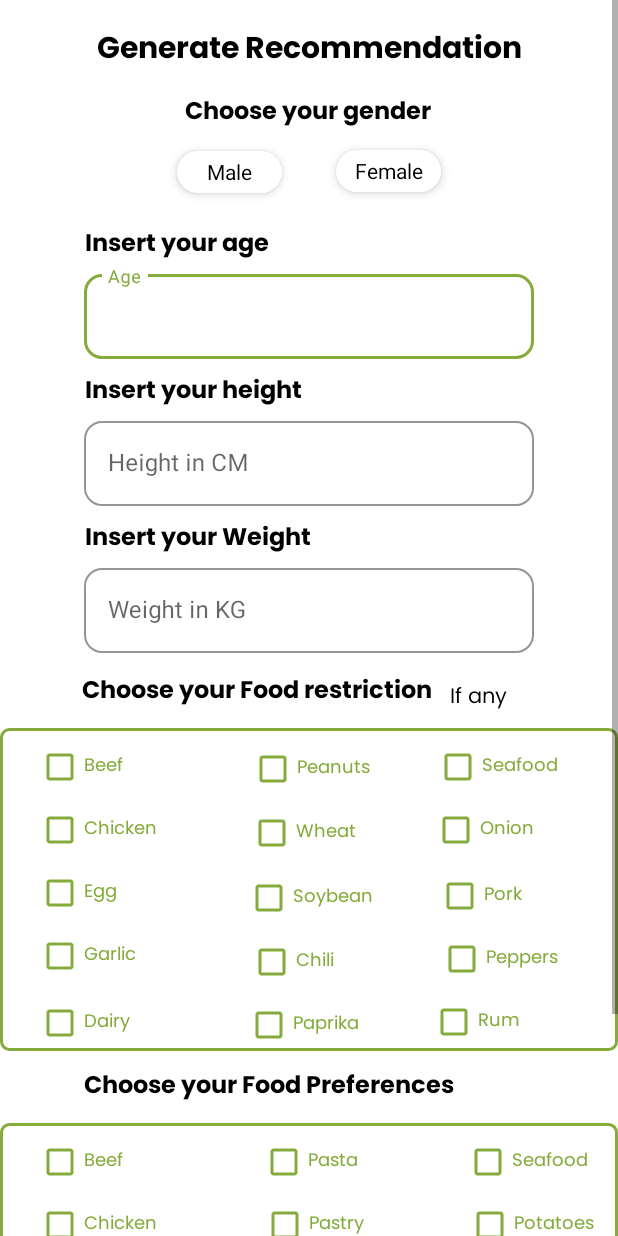
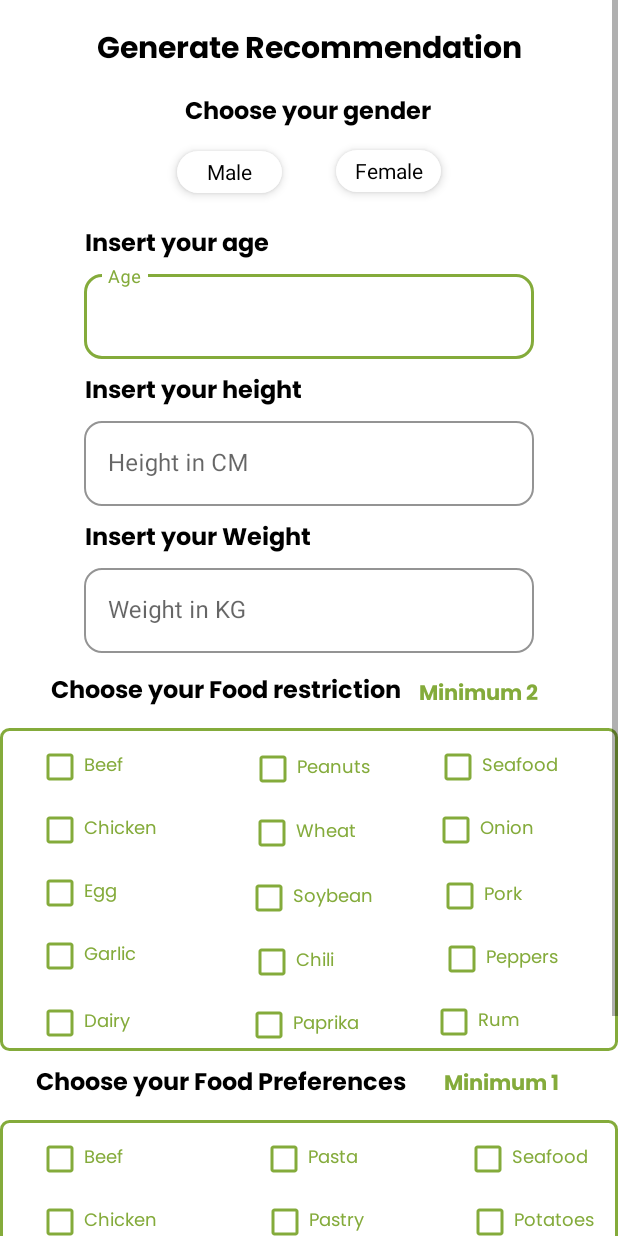
Before and after one commit to C23-PR539-NutriPlan/NutriPlanAndroid, an Android app: the MainMenu screen opened directly, with no data from a screen before it, after a tap on "Generate Recommendation", on a phone screen of 412 x 824 dp. Run offline under Robolectric (Android 15) with nearby library versions, the phone set to English and light mode, and no system bars.

Commit message:
Post Form User Done with all post null handler and making landscape handler

```diff
--- a/app/src/main/java/com/example/nutriplan/api/ApiService.kt
+++ b/app/src/main/java/com/example/nutriplan/api/ApiService.kt
@@ -29,13 +29,13 @@ interface ApiService {
     @POST("user/form/{id}")
     suspend fun postProfile(
         @Path("id") id : String,
-        @Field("height") height: Int,
-        @Field("weight") weight: Int,
+        @Field("height") height: Int?,
+        @Field("weight") weight: Int?,
         @Field("weightGoal") weightGoal: Int,
         @Field("gender") gender: String,
-        @Field("age") age: Int,
+        @Field("age") age: Int?,
         @Field("bmi") bmi: Int,
-        @Field("allergies") allergies: List<String>,
-        @Field("preferences") preferences: List<String>,
+        @Field("allergies") allergies: List<String>?,
+        @Field("preferences") preferences: List<String>?,
     ): ProfilePostResponse
 }
--- /dev/null
+++ b/app/src/main/java/com/example/nutriplan/customview/EditInput.kt
@@ -0,0 +1,45 @@
+package com.example.nutriplan.customview
+
+import android.content.Context
+import android.text.Editable
+import android.text.TextWatcher
+import android.util.AttributeSet
+import androidx.appcompat.widget.AppCompatEditText
+import com.example.nutriplan.R
+
+class EditInput : AppCompatEditText {
+
+    constructor(context: Context) : super(context)
+
+    constructor(context: Context, attrs: AttributeSet) : super(context, attrs)
+
+    constructor(context: Context, attrs: AttributeSet, defStyleAttr: Int) : super(
+        context,
+        attrs,
+        defStyleAttr
+    )
+
+    init {
+        addTextChangedListener(object : TextWatcher {
+            override fun beforeTextChanged(p0: CharSequence?, p1: Int, p2: Int, p3: Int) {
+
+            }
+
+            override fun onTextChanged(p0: CharSequence?, p1: Int, p2: Int, p3: Int) {
+
+            }
+
+            override fun afterTextChanged(p0: Editable?) {
+                if(p0 != null && p0.length <= MIN_LENGTH){
+                    this@EditInput.error = this@EditInput.context.getString(R.string.invalidInput)
+                }
+            }
+
+        })
+    }
+    companion object {
+        private const val MIN_LENGTH = 0
+    }
+
+
+}
--- a/app/src/main/java/com/example/nutriplan/feature/form/FormViewModel.kt
+++ b/app/src/main/java/com/example/nutriplan/feature/form/FormViewModel.kt
@@ -11,6 +11,6 @@ class FormViewModel(private val repository: Repository): ViewModel() {
 
     fun getID() = repository.getID().asLiveData(Dispatchers.IO)
 
-    fun postProfile(id:String,height : Int,weight : Int, weightGoal : Int, gender:String,age : Int,bmi: Int,allergies : List<String>,preferences:List<String>) = repository.postProfile(id,height, weight, weightGoal, gender, age, bmi, allergies, preferences)
+    fun postProfile(id:String,height : Int?,weight : Int?, weightGoal : Int, gender:String,age : Int?,bmi: Int,allergies : List<String>,preferences:List<String>) = repository.postProfile(id,height, weight, weightGoal, gender, age, bmi, allergies, preferences)
 
 }
--- a/app/src/main/java/com/example/nutriplan/feature/login/login.kt
+++ b/app/src/main/java/com/example/nutriplan/feature/login/login.kt
@@ -51,7 +51,9 @@ class login : AppCompatActivity() {
 
         val emailValue = binding.loginEmail.text.toString().trim()
         val passwordValue = binding.loginPassword.text.toString().trim()
-
+        if(passwordValue.length < 6){
+            Toast.makeText(this@login,"Login Failed", Toast.LENGTH_SHORT).show()
+        }else{
             loginViewModel.getUserLogin(emailValue,passwordValue).observe(this@login){
                 when(it){
                     is com.example.nutriplan.repository.Result.Loading ->{
@@ -65,6 +67,7 @@ class login : AppCompatActivity() {
                     is com.example.nutriplan.repository.Result.Error ->{
                         Toast.makeText(this@login,"Login Failed", Toast.LENGTH_SHORT).show()
                         showLoading(false)
+                    }
                 }
             }
         }
--- a/app/src/main/java/com/example/nutriplan/feature/signup/signup.kt
+++ b/app/src/main/java/com/example/nutriplan/feature/signup/signup.kt
@@ -41,6 +41,9 @@ class signup : AppCompatActivity() {
         val nameValue = binding.signupName.text.toString().trim()
         val emailValue = binding.signupEmail.text.toString().trim()
         val passwordValue = binding.signupPassword.text.toString().trim()
+        if(nameValue.isEmpty() || emailValue.isEmpty() || passwordValue.length < 6 ){
+            Toast.makeText(this@signup,"Sign Up Failed",Toast.LENGTH_SHORT).show()
+        }else{
             signUpViewModel.saveUserRegister(nameValue,emailValue,passwordValue).observe(this@signup){
                 when(it){
                     is com.example.nutriplan.repository.Result.Loading ->{
@@ -54,6 +57,7 @@ class signup : AppCompatActivity() {
                     is com.example.nutriplan.repository.Result.Error -> {
                         Toast.makeText(this@signup,"Sign Up Failed",Toast.LENGTH_SHORT).show()
                         showLoading(false)
+                    }
                 }
             }
         }
--- a/app/src/main/java/com/example/nutriplan/repository/Repository.kt
+++ b/app/src/main/java/com/example/nutriplan/repository/Repository.kt
@@ -76,7 +76,7 @@ class Repository (private val apiService: ApiService, private val authDataStore:
         }
     }
 
-    fun postProfile(id: String,height : Int,weight : Int, weightGoal : Int, gender:String,age : Int,bmi: Int,allergies : List<String>,preferences:List<String>) : LiveData<com.example.nutriplan.repository.Result<ProfilePostResponse>> = liveData(Dispatchers.IO){
+    fun postProfile(id: String,height : Int?,weight : Int?, weightGoal : Int, gender:String,age : Int?,bmi: Int,allergies : List<String>,preferences:List<String>) : LiveData<com.example.nutriplan.repository.Result<ProfilePostResponse>> = liveData(Dispatchers.IO){
         emit(com.example.nutriplan.repository.Result.Loading)
         try {
             val response = apiService.postProfile(generateBearerID(id),height, weight, 0, gender, age, bmi, allergies, preferences)
--- a/app/src/main/res/layout/activity_make_reccomendation.xml
+++ b/app/src/main/res/layout/activity_make_reccomendation.xml
@@ -4,7 +4,9 @@
     xmlns:tools="http://schemas.android.com/tools"
     android:layout_width="match_parent"
     android:layout_height="wrap_content"
-    tools:context=".feature.form.Form">
+    tools:context=".feature.form.Form"
+    android:fillViewport="true"
+    >
     <androidx.constraintlayout.widget.ConstraintLayout
         android:layout_width="match_parent"
         android:layout_height="match_parent">
@@ -123,7 +125,7 @@
             app:layout_constraintStart_toStartOf="parent"
             app:layout_constraintTop_toBottomOf="@+id/textView1">
 
-            <com.google.android.material.textfield.TextInputEditText
+            <com.example.nutriplan.customview.EditInput
                 android:id="@+id/AgeForm"
                 android:layout_width="match_parent"
                 android:layout_height="wrap_content"
@@ -163,7 +165,7 @@
             app:layout_constraintStart_toStartOf="parent"
             app:layout_constraintTop_toBottomOf="@+id/textView2">
 
-            <com.google.android.material.textfield.TextInputEditText
+            <com.example.nutriplan.customview.EditInput
                 android:id="@+id/insertHeight"
                 android:layout_width="match_parent"
                 android:layout_height="wrap_content"
@@ -203,7 +205,7 @@
             app:layout_constraintStart_toStartOf="parent"
             app:layout_constraintTop_toBottomOf="@+id/textView3">
 
-            <com.google.android.material.textfield.TextInputEditText
+            <com.example.nutriplan.customview.EditInput
                 android:id="@+id/insertWeight"
                 android:layout_width="match_parent"
                 android:layout_height="wrap_content"
@@ -236,14 +238,30 @@
             android:layout_width="wrap_content"
             android:layout_height="wrap_content"
             android:layout_marginStart="6dp"
-            android:layout_marginTop="18dp"
+            android:layout_marginTop="15dp"
             android:layout_marginEnd="75dp"
-            android:fontFamily="@font/poppins"
-            android:text="If any"
-            android:textColor="@color/black"
+            android:fontFamily="@font/poppinsbold"
+            android:textStyle="bold"
+            android:text="Minimum 2"
+            android:textColor="@color/hijauprimary"
             app:layout_constraintEnd_toEndOf="parent"
             app:layout_constraintStart_toEndOf="@+id/textView4"
             app:layout_constraintTop_toBottomOf="@+id/textInputLayout3" />
+
+        <TextView
+            android:id="@+id/textView14"
+            android:layout_width="wrap_content"
+            android:layout_height="wrap_content"
+            android:layout_marginStart="12dp"
+            android:layout_marginTop="10dp"
+            android:layout_marginEnd="51dp"
+            android:fontFamily="@font/poppinsbold"
+            android:textStyle="bold"
+            android:text="Minimum 1"
+            android:textColor="@color/hijauprimary"
+            app:layout_constraintEnd_toEndOf="parent"
+            app:layout_constraintStart_toEndOf="@+id/textView29"
+            app:layout_constraintTop_toBottomOf="@+id/constraintLayout8" />
 
         <androidx.constraintlayout.widget.ConstraintLayout
             android:id="@+id/constraintLayout8"
@@ -690,13 +708,15 @@
             android:id="@+id/textView29"
             android:layout_width="wrap_content"
             android:layout_height="wrap_content"
-            android:layout_marginStart="56dp"
-            android:layout_marginTop="10dp"
+            android:layout_marginStart="36dp"
+            android:layout_marginTop="8dp"
+            android:layout_marginEnd="13dp"
             android:fontFamily="@font/poppinsbold"
             android:text="Choose your Food Preferences"
             android:textColor="@color/black"
             android:textSize="16dp"
             android:textStyle="bold"
+            app:layout_constraintEnd_toStartOf="@+id/textView14"
             app:layout_constraintStart_toStartOf="parent"
             app:layout_constraintTop_toBottomOf="@+id/constraintLayout8" />
 
--- a/app/src/main/res/values/strings.xml
+++ b/app/src/main/res/values/strings.xml
@@ -1,5 +1,8 @@
 <resources>
     <string name="app_name">NutriPlan</string>
+    <string name="invalidemail">Invalid Email</string>
+    <string name="invalidPassword">Password must be more than 6 characters</string>
+    <string name="invalidInput">Cannot be empty</string>
 
 
     <string-array name="FAQuestion">
```
Also changed, not shown: app/src/main/java/com/example/nutriplan/customview/EditEmail.kt (added, +40 -0 lines), app/src/main/java/com/example/nutriplan/customview/EditPassword.kt (added, +45 -0 lines), app/src/main/java/com/example/nutriplan/feature/form/Form.kt (+41 -11 lines), app/src/main/res/layout/activity_faqdetail.xml (+7 -6 lines), app/src/main/res/layout/activity_login.xml (+11 -5 lines), app/src/main/res/layout/activity_main_menu.xml (+13 -5 lines), app/src/main/res/layout/activity_profile.xml (+9 -6 lines), app/src/main/res/layout/activity_signup.xml (+12 -9 lines). Lines whose indentation alone changed are shown as unchanged.
